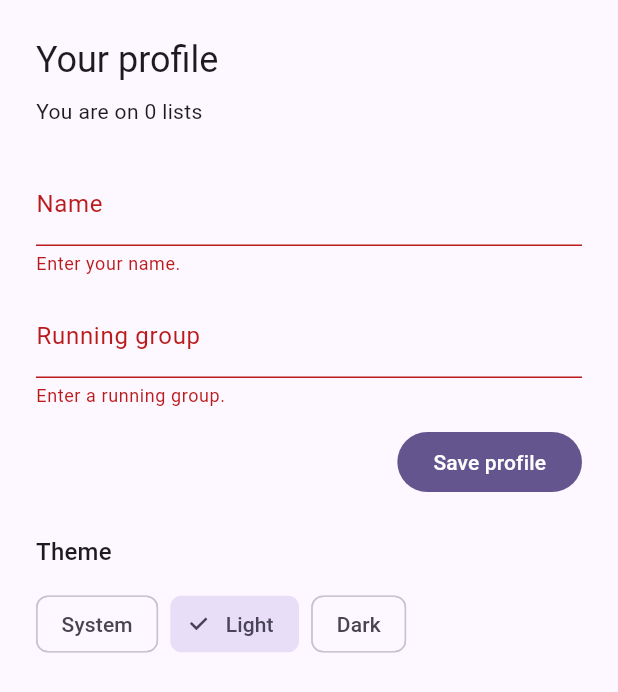
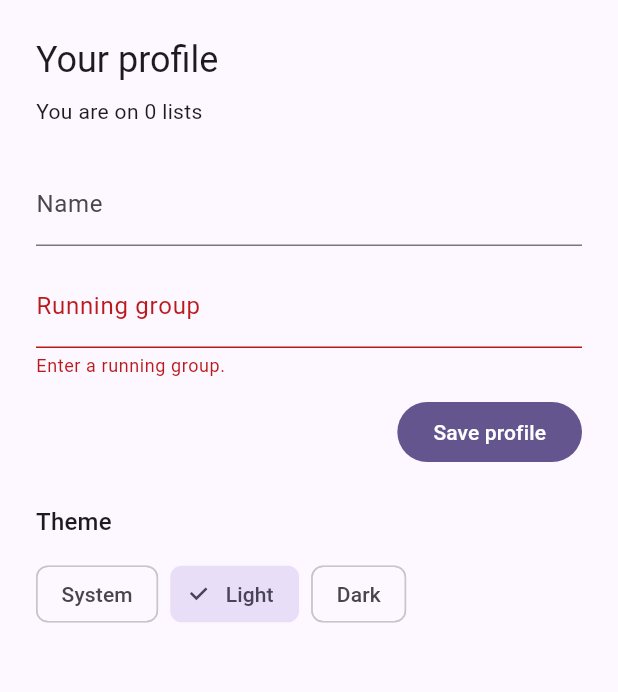
Before and after one commit to ZBekzat/flutter-2026-bekzat, a Flutter app: the ProfileScreen widget shown alone on an empty page, opened directly with empty values, after a tap on "Save profile", on a phone screen of 412 x 824 dp. Shown: the top 692 px of the screen. Run offline on Flutter 3.47's test engine with Material 3 defaults, Android fonts, the phone set to English and light mode, and no system bars.

Commit message:
fix(lab1): allow empty profile name for join flow

```diff
--- a/lab1/lib/screens/profile_screen.dart
+++ b/lab1/lib/screens/profile_screen.dart
@@ -59,9 +59,6 @@ class _ProfileScreenState extends State<ProfileScreen> {
     );
   }
 
-  String? _validateName(String? value) =>
-      (value?.trim().isNotEmpty ?? false) ? null : 'Enter your name.';
-
   String? _validateGroup(String? value) {
     final group = value?.trim() ?? '';
     if (group.isEmpty) {
@@ -97,7 +94,6 @@ class _ProfileScreenState extends State<ProfileScreen> {
                 controller: _nameController,
                 textInputAction: TextInputAction.next,
                 decoration: const InputDecoration(labelText: 'Name'),
-                validator: _validateName,
                 onFieldSubmitted: (_) => _saveProfile(),
               ),
               const SizedBox(height: 12),
```
